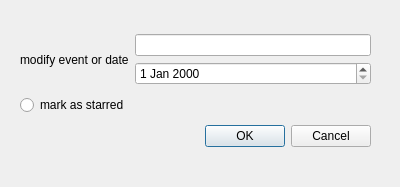
Rorschach742/wunderlist, file modifydial.ui: the form before one commit.
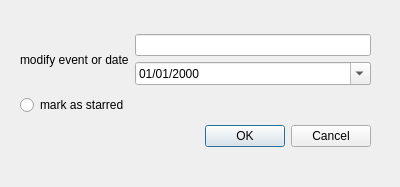
The form after the commit.

Diff of the .ui file:
```diff
--- a/modifydial.ui
+++ b/modifydial.ui
@@ -48,7 +48,17 @@
          <widget class="QLineEdit" name="lineEdit"/>
         </item>
         <item row="1" column="0">
-         <widget class="QDateEdit" name="dateEdit"/>
+         <widget class="QDateEdit" name="dateEdit">
+          <property name="currentSection">
+           <enum>QDateTimeEdit::YearSection</enum>
+          </property>
+          <property name="displayFormat">
+           <string>dd/MM/yyyy</string>
+          </property>
+          <property name="calendarPopup">
+           <bool>true</bool>
+          </property>
+         </widget>
         </item>
        </layout>
       </item>
```
